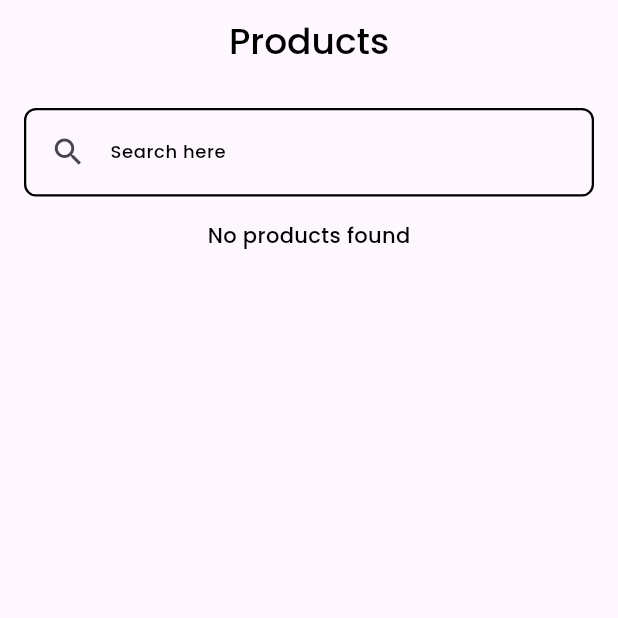
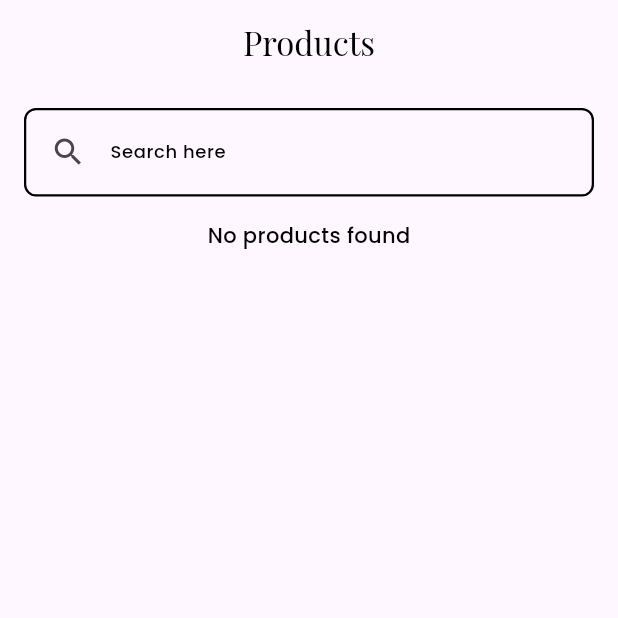
Before and after one commit to MuhammadHannan246/FlutterDemoEcommerceApp, a Flutter app: the screen it shows after launch, on a phone screen of 412 x 824 dp, the top half of it. Run offline on Flutter 3.47's test engine with Material 3 defaults, Android fonts, the phone set to English and light mode, and no system bars; our stand-ins replace cached_network_image, flutter_rating_bar; network calls fail.

Commit message:
Update main_screen.dart

```diff
--- a/lib/screens/main_screen.dart
+++ b/lib/screens/main_screen.dart
@@ -1,7 +1,7 @@
 import 'package:flutter/material.dart';
 import 'package:test/colors/colors.dart';
 import 'package:test/screens/categories_screen.dart';
-import 'package:test/screens/favourites_screen.dart';
+import 'package:test/screens/favourite_products_screen.dart';
 import 'package:test/screens/products_screen.dart';
 import 'package:test/screens/profile_screen.dart';
 
@@ -21,7 +21,7 @@ class _MainScreenState extends State<MainScreen> {
   final List<Widget> pages = [
     const ProductsScreen(),
     const CategoriesScreen(),
-    const FavouritesScreen(),
+    const FavouriteProductsScreen(),
     const ProfileScreen(),
   ];
 
@@ -42,50 +42,35 @@ class _MainScreenState extends State<MainScreen> {
   Widget _buildAppBarTitle() {
     switch (selectedPageIndex) {
       case 0:
-        return Center(
-          child: Text(
+        return const Text(
           'Products',
-            style: Theme.of(context).textTheme.headlineSmall,
           maxLines: 1,
           overflow: TextOverflow.ellipsis,
-          ),
         );
 
       case 1:
-        return Center(
-          child: Text(
+        return const Text(
           'Categories',
-            style: Theme.of(context).textTheme.headlineSmall,
           maxLines: 1,
           overflow: TextOverflow.ellipsis,
-          ),
         );
       case 2:
-        return Center(
-          child: Text(
+        return const Text(
           'Favoruites',
-            style: Theme.of(context).textTheme.headlineSmall,
           maxLines: 1,
           overflow: TextOverflow.ellipsis,
-          ),
         );
       case 3:
-        return Center(
-          child: Text(
+        return const Text(
           'Mit Konto',
-            style: Theme.of(context).textTheme.headlineSmall,
           maxLines: 1,
           overflow: TextOverflow.ellipsis,
-          ),
         );
       default:
-        return Center(
-          child: Text(
+        return const Text(
           'My Store',
-            style: Theme.of(context).textTheme.headlineSmall,
           maxLines: 1,
           overflow: TextOverflow.ellipsis,
-          ),
         );
     }
   }
@@ -94,7 +79,9 @@ class _MainScreenState extends State<MainScreen> {
   Widget build(BuildContext context) {
     return Scaffold(
       appBar: AppBar(
-        title: _buildAppBarTitle(),
+        title: Center(
+          child: _buildAppBarTitle(),
+        ),
       ),
       body: pages[selectedPageIndex],
       bottomNavigationBar: ClipRRect(
```
Lines whose indentation alone changed are shown as unchanged.
